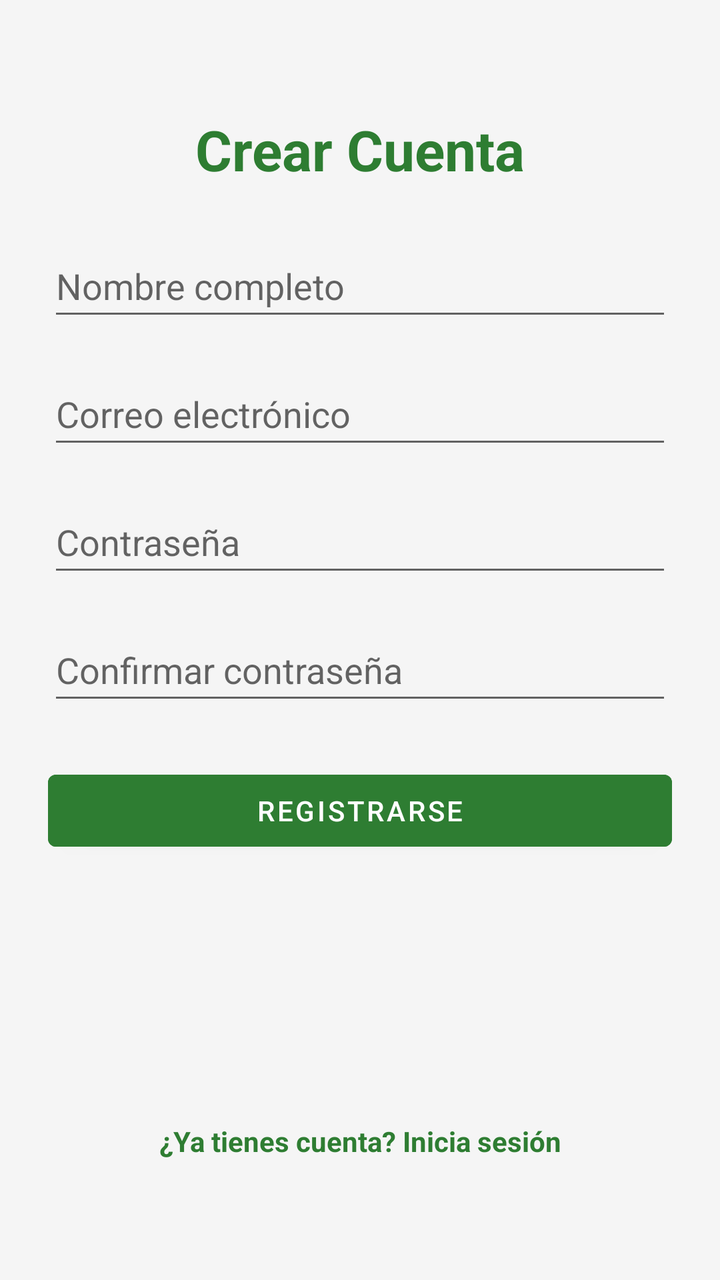
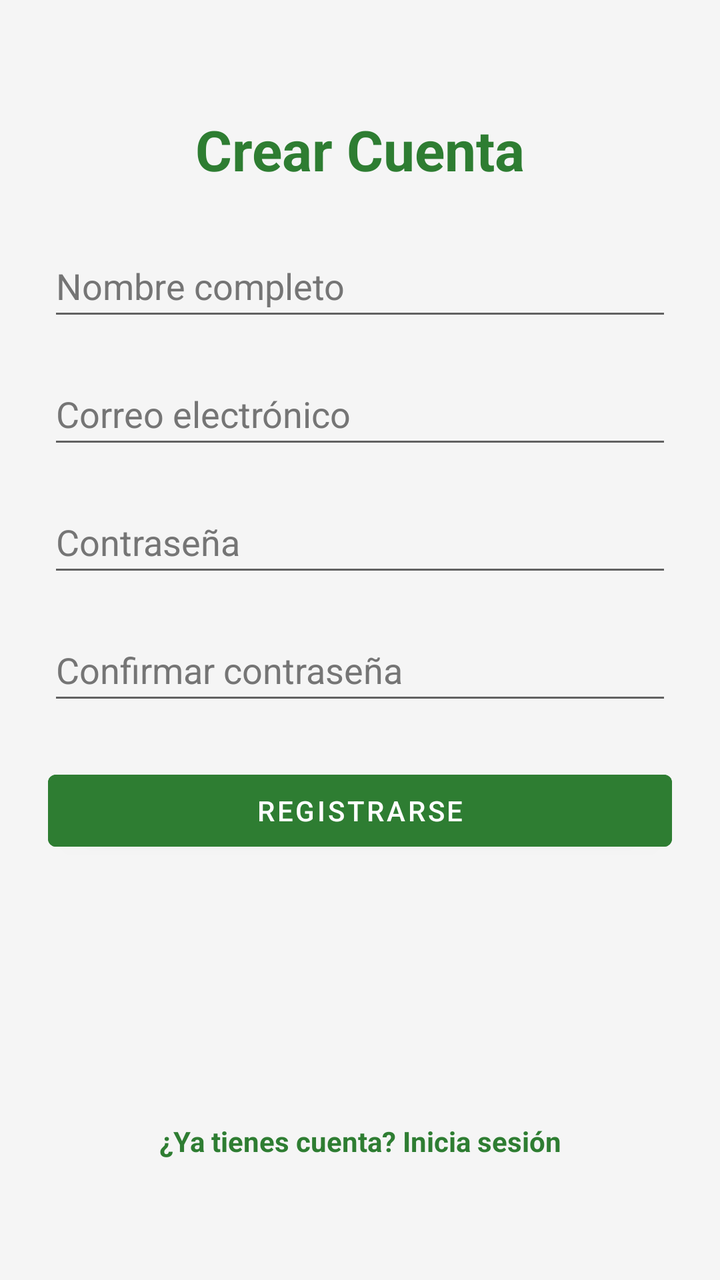

An Android layout rendered at two revisions. The XML below is the earlier revision; the diff shows what the commit changed to produce the second picture.
<!-- AndroidManifest.xml: application theme Theme.TitanTrack -->
<!-- res/layout/activity_register.xml -->
<?xml version="1.0" encoding="utf-8"?>
<android.widget.ScrollView
    xmlns:android="http://schemas.android.com/apk/res/android"
    xmlns:app="http://schemas.android.com/apk/res-auto"
    android:layout_width="match_parent"
    android:layout_height="match_parent"
    android:fillViewport="true">

    <androidx.constraintlayout.widget.ConstraintLayout
        android:layout_width="match_parent"
        android:layout_height="wrap_content"
        android:padding="24dp">


    <TextView
    android:id="@+id/titulo_registro"
    android:layout_width="wrap_content"
    android:layout_height="wrap_content"
    android:text="@string/titulo_registro"
    android:textSize="28sp"
    android:textStyle="bold"
    android:textColor="@color/verde_principal"
    android:layout_marginTop="32dp"
    app:layout_constraintTop_toTopOf="parent"
    app:layout_constraintStart_toStartOf="parent"
    app:layout_constraintEnd_toEndOf="parent" />

    <EditText
    android:id="@+id/nombre_registro"
    android:layout_width="0dp"
    android:layout_height="wrap_content"
    android:hint="@string/casilla_nombre"
    android:inputType="textPersonName"
    android:minHeight="48dp"
    android:layout_marginTop="24dp"
    app:layout_constraintTop_toBottomOf="@id/titulo_registro"
    app:layout_constraintStart_toStartOf="parent"
    app:layout_constraintEnd_toEndOf="parent" />

    <EditText
    android:id="@+id/correo_registro"
    android:layout_width="0dp"
    android:layout_height="wrap_content"
    android:hint="@string/pista_correo"
    android:inputType="textEmailAddress"
    android:minHeight="48dp"
    android:layout_marginTop="16dp"
    app:layout_constraintTop_toBottomOf="@id/nombre_registro"
    app:layout_constraintStart_toStartOf="parent"
    app:layout_constraintEnd_toEndOf="parent" />

    <EditText
    android:id="@+id/contrasena_registro"
    android:layout_width="0dp"
    android:layout_height="wrap_content"
    android:hint="@string/pista_contrasena"
    android:inputType="textPassword"
    android:minHeight="48dp"
    android:layout_marginTop="16dp"
    app:layout_constraintTop_toBottomOf="@id/correo_registro"
    app:layout_constraintStart_toStartOf="parent"
    app:layout_constraintEnd_toEndOf="parent" />

    <EditText
    android:id="@+id/casilla_confirmar_contrasena"
    android:layout_width="0dp"
    android:layout_height="wrap_content"
    android:hint="@string/casilla_confirmar_contrasena"
    android:inputType="textPassword"
    android:minHeight="48dp"
    android:layout_marginTop="16dp"
    app:layout_constraintTop_toBottomOf="@id/contrasena_registro"
    app:layout_constraintStart_toStartOf="parent"
    app:layout_constraintEnd_toEndOf="parent" />

    <Button
    android:id="@+id/boton_registro"
    android:layout_width="0dp"
    android:layout_height="wrap_content"
    android:text="@string/boton_registro"
    android:backgroundTint="@color/verde_principal"
    android:textColor="@color/blanco"
    android:layout_marginTop="24dp"
    app:layout_constraintTop_toBottomOf="@id/casilla_confirmar_contrasena"
    app:layout_constraintStart_toStartOf="parent"
    app:layout_constraintEnd_toEndOf="parent" />

    <TextView
    android:id="@+id/ir_a_login"
    android:layout_width="wrap_content"
    android:layout_height="wrap_content"
    android:text="@string/enlace_login"
    android:textColor="@color/verde_principal"
    android:textSize="14sp"
    android:textStyle="bold"
    android:padding="12dp"
    android:layout_marginBottom="24dp"
    app:layout_constraintBottom_toBottomOf="parent"
    app:layout_constraintStart_toStartOf="parent"
    app:layout_constraintEnd_toEndOf="parent" />

    </androidx.constraintlayout.widget.ConstraintLayout>
    </android.widget.ScrollView>
<!-- resources referenced by this layout -->
<resources>
  <color name="blanco">#FFFFFFFF</color>
  <color name="verde_principal">#2E7D32</color>
  <string name="boton_registro">Registrarse</string>
  <string name="casilla_confirmar_contrasena">Confirmar contraseña</string>
  <string name="casilla_nombre">Nombre completo</string>
  <string name="enlace_login">¿Ya tienes cuenta? Inicia sesión</string>
  <string name="pista_contrasena">Contraseña</string>
  <string name="pista_correo">Correo electrónico</string>
  <string name="titulo_registro">Crear Cuenta</string>
  <style name="Theme.TitanTrack" parent="Theme.MaterialComponents.DayNight.NoActionBar">
          
          <item name="colorPrimary">@color/verde_principal</item>
          <item name="colorPrimaryVariant">@color/verde_acento</item>
          <item name="colorOnPrimary">@color/blanco</item>
  
          
          <item name="colorSecondary">@color/verde_acento</item>
          <item name="colorSecondaryVariant">@color/verde_principal</item>
          <item name="colorOnSecondary">@color/negro</item>
  
          
          <item name="android:windowBackground">@color/gris_fondo</item>
  
          
          <item name="android:statusBarColor">@color/verde_principal</item>
      </style>
  <color name="verde_acento">#4CAF50</color>
  <color name="negro">#FF000000</color>
  <color name="gris_fondo">#F5F5F5</color>
</resources>

<!-- the commit's change to res/layout/activity_register.xml (unified diff, before → after) -->
@@ -30,6 +30,8 @@
     android:layout_width="0dp"
     android:layout_height="wrap_content"
     android:hint="@string/casilla_nombre"
+    android:textColorHint="@color/gris_medio"
+    android:textColor="@color/negro"
     android:inputType="textPersonName"
     android:minHeight="48dp"
     android:layout_marginTop="24dp"
@@ -42,6 +44,8 @@
     android:layout_width="0dp"
     android:layout_height="wrap_content"
     android:hint="@string/pista_correo"
+    android:textColorHint="@color/gris_medio"
+    android:textColor="@color/negro"
     android:inputType="textEmailAddress"
     android:minHeight="48dp"
     android:layout_marginTop="16dp"
@@ -54,6 +58,8 @@
     android:layout_width="0dp"
     android:layout_height="wrap_content"
     android:hint="@string/pista_contrasena"
+    android:textColorHint="@color/gris_medio"
+    android:textColor="@color/negro"
     android:inputType="textPassword"
     android:minHeight="48dp"
     android:layout_marginTop="16dp"
@@ -66,6 +72,8 @@
     android:layout_width="0dp"
     android:layout_height="wrap_content"
     android:hint="@string/casilla_confirmar_contrasena"
+    android:textColorHint="@color/gris_medio"
+    android:textColor="@color/negro"
     android:inputType="textPassword"
     android:minHeight="48dp"
     android:layout_marginTop="16dp"
<!-- resource entries referenced after the edit -->
@@ -1,6 +1,7 @@
 <!-- resources referenced by this layout -->
 <resources>
   <color name="blanco">#FFFFFFFF</color>
+  <color name="gris_medio">#757575</color>
   <color name="verde_principal">#2E7D32</color>
   <string name="boton_registro">Registrarse</string>
   <string name="casilla_confirmar_contrasena">Confirmar contraseña</string>
@@ -27,7 +28,7 @@
           <item name="android:statusBarColor">@color/verde_principal</item>
       </style>
   <color name="verde_acento">#4CAF50</color>
-  <color name="negro">#FF000000</color>
+  <color name="negro">#000000</color>
   <color name="gris_fondo">#F5F5F5</color>
 </resources>
 
